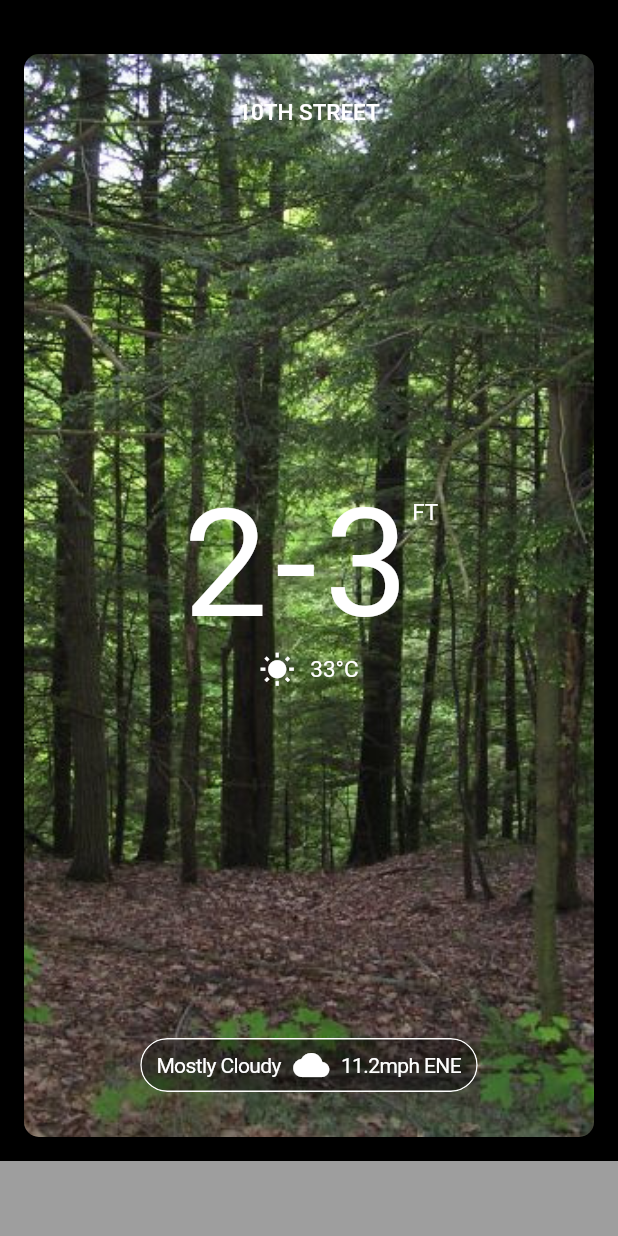
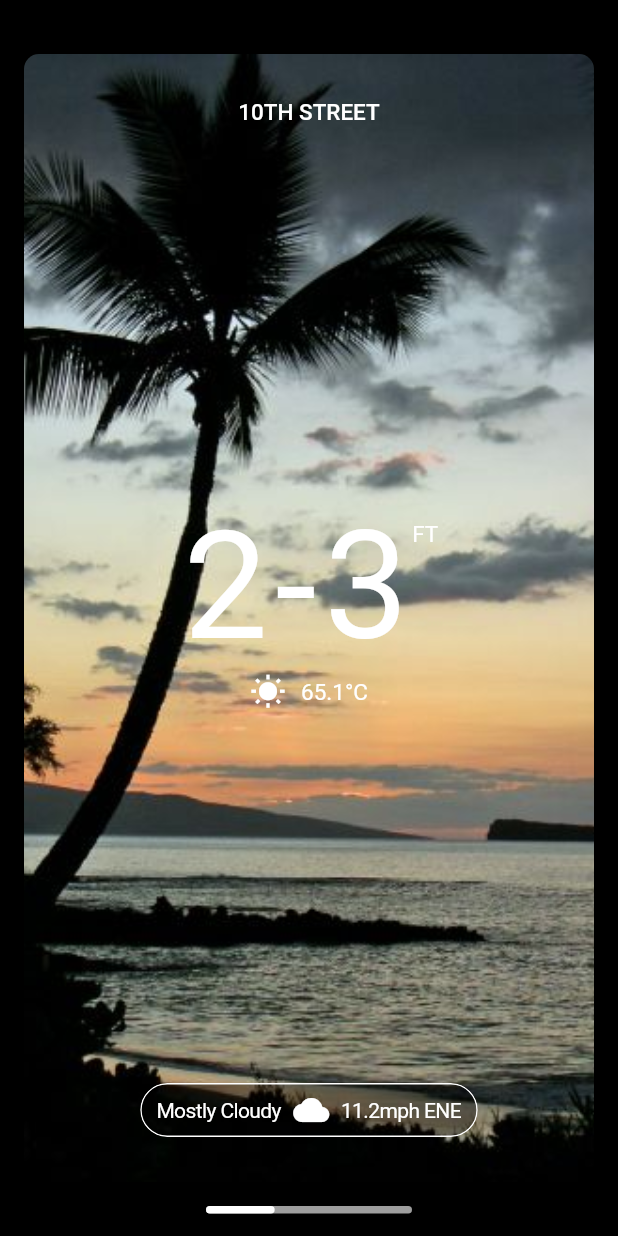
Before and after one commit to user37112898/card_carousel, a Flutter app: the screen it shows after launch, on a phone screen of 412 x 824 dp. Run offline on Flutter 3.47's test engine with Material 2 defaults, Android fonts, the phone set to English and light mode, and no system bars.

Commit message:
updated carousel

```diff
--- /dev/null
+++ b/lib/card_data.dart
@@ -0,0 +1,52 @@
+final List<CardViewModel> demoCards = [
+  new CardViewModel(
+    backdropAssetPath: 'assets/img1.jpg',
+    address: '10TH STREET',
+    minHeightInFeet: 2,
+    maxHeightInFeet: 3,
+    tempInDegrees: 65.1,
+    weatherType: "Mostly Cloudy",
+    windSpeedInMph: 11.2,
+    cardinalDirection: "ENE"
+  ),
+  new CardViewModel(
+    backdropAssetPath: 'assets/img2.jpg',
+    address: '20TH STREET',
+    minHeightInFeet: 3,
+    maxHeightInFeet: 5,
+    tempInDegrees: 45.1,
+    weatherType: "Mostly Sunny",
+    windSpeedInMph: 13.2,
+    cardinalDirection: "NE"
+  ),
+  new CardViewModel(
+    backdropAssetPath: 'assets/img3.jpg',
+    address: '30TH STREET',
+    minHeightInFeet: 1,
+    maxHeightInFeet: 6,
+    tempInDegrees: 55.1,
+    weatherType: "Rainy",
+    windSpeedInMph: 117.2,
+    cardinalDirection: "N"
+  ),
+];
+class CardViewModel {
+  final String backdropAssetPath;
+  final address;
+  final int minHeightInFeet;
+  final int maxHeightInFeet;
+  final double tempInDegrees;
+  final String weatherType;
+  final double windSpeedInMph;
+  final String cardinalDirection;
+  CardViewModel({
+    this.backdropAssetPath,
+    this.address,
+    this.minHeightInFeet,
+    this.maxHeightInFeet,
+    this.tempInDegrees,
+    this.weatherType,
+    this.windSpeedInMph,
+    this.cardinalDirection
+  });
+}
--- a/lib/main.dart
+++ b/lib/main.dart
@@ -1,5 +1,6 @@
 import 'dart:ui';
 
+import 'package:card_carousel/card_data.dart';
 import 'package:flutter/material.dart';
 import 'package:flutter/services.dart';
 
@@ -23,6 +24,7 @@ class MyHomePage extends StatefulWidget {
 }
 
 class _MyHomePageState extends State<MyHomePage> {
+  double scrollingPercent = 0.0;
   @override
   Widget build(BuildContext context) {
     return Scaffold(
@@ -37,13 +39,19 @@ class _MyHomePageState extends State<MyHomePage> {
               ),
 
               Expanded(
-                child: CardFlipper()
+                child: CardFlipper(
+                  cards:demoCards,
+                  onScroll:(double scrollPercent){
+                    setState(() {
+                     this.scrollingPercent = scrollPercent;
+                    });
+                  }
+                )
               ),
 
-              Container(
-                width: double.infinity,
-                height: 50,
-                color: Colors.grey,
+              BottomBar(
+                cardCount:demoCards.length,
+                scrollPercent:scrollingPercent,
               ),
 
             ],
@@ -53,12 +61,17 @@ class _MyHomePageState extends State<MyHomePage> {
 }
 
 class CardFlipper extends StatefulWidget {
+  final List<CardViewModel> cards;
+  final Function(double scrollPercent) onScroll;
+  CardFlipper({
+    this.cards,
+    this.onScroll
+    });
   _CardFlipperState createState() => _CardFlipperState();
 }
 
 class _CardFlipperState extends State<CardFlipper> with TickerProviderStateMixin{
 
-  final numCards = 3;
   double scrollPercent = 0.0;
   Offset startDrag;                       //When we start Dragging
   double startDragPercentScroll;          //Percent when we start Dragging
@@ -73,6 +86,9 @@ class _CardFlipperState extends State<CardFlipper> with TickerProviderStateMixin
     finishScrollController.addListener((){
       setState(() {
        scrollPercent = lerpDouble(finishScrollStart,finishScrollEnd,finishScrollController.value);
+       if(widget.onScroll != null){
+          widget.onScroll(scrollPercent);
+        }
       });
     });
   }
@@ -94,13 +110,16 @@ class _CardFlipperState extends State<CardFlipper> with TickerProviderStateMixin
     final dragDistance = currentDrag.dx - startDrag.dx;
     final singleCardDragPercent = dragDistance/context.size.width;
     setState(() {
-      scrollPercent = (startDragPercentScroll + (-singleCardDragPercent/numCards)).clamp(0.0, 1.0 - (1/numCards));
+      scrollPercent = (startDragPercentScroll + (-singleCardDragPercent/widget.cards.length)).clamp(0.0, 1.0 - (1/widget.cards.length));
+      if(widget.onScroll != null){
+        widget.onScroll(scrollPercent);
+      }
     });
   }
 
   void _onHorizontalDragEnd(DragEndDetails dragEndDetails){
     finishScrollStart =scrollPercent;
-    finishScrollEnd = (scrollPercent*numCards).round()/numCards;
+    finishScrollEnd = (scrollPercent*widget.cards.length).round()/widget.cards.length;
     finishScrollController.forward(from: 0.0);
     setState(() {
      startDrag = null;
@@ -109,20 +128,32 @@ class _CardFlipperState extends State<CardFlipper> with TickerProviderStateMixin
   }
 
   List<Widget> _buildCards(){
-    return [
-      _buildCard(0, 3, scrollPercent),
-      _buildCard(1, 3, scrollPercent),
-      _buildCard(2, 3, scrollPercent),
-    ];
+
+    final cardCount = widget.cards.length;
+    int index = -1;
+    return widget.cards.map((CardViewModel cardViewModel){
+      ++index;
+      return _buildCard(cardViewModel,index, widget.cards.length, scrollPercent);
+    }).toList();
+
+    // return [
+    //   _buildCard(0, 3, scrollPercent),
+    //   _buildCard(1, 3, scrollPercent),
+    //   _buildCard(2, 3, scrollPercent),
+    // ];
   }
 
-  Widget _buildCard(int CardIndex, int CardCount, double ScrollPercent){
+  Widget _buildCard(CardViewModel cardViewModel,int CardIndex, int CardCount, double ScrollPercent){
+    final parallax =scrollPercent - (CardIndex/CardCount);
     final cardScrollPercent = ScrollPercent/(1/CardCount);
     return FractionalTranslation(
       translation: Offset(CardIndex-cardScrollPercent, 0.0),
       child: Padding(
         padding: EdgeInsets.all(16),
-        child: Card(),
+        child: Card(
+          cardViewModel:cardViewModel,
+          parallaxPercent:parallax,
+        ),
       ),
     );
   }
@@ -144,6 +175,10 @@ class _CardFlipperState extends State<CardFlipper> with TickerProviderStateMixin
 }
 
 class Card extends StatelessWidget {
+
+  final CardViewModel cardViewModel;
+  final double parallaxPercent;
+  Card({this.cardViewModel,this.parallaxPercent=0.0});
   @override
   Widget build(BuildContext context) {
     return Container(
@@ -152,14 +187,20 @@ class Card extends StatelessWidget {
         children: <Widget>[
           ClipRRect(
             borderRadius: BorderRadius.circular(10),
-            child: Image.asset('assets/img3.jpg',fit: BoxFit.cover,),
+            child: FractionalTranslation(
+              translation: Offset(parallaxPercent*3, parallaxPercent),
+              child: OverflowBox(
+                maxWidth: double.infinity,
+                child: Image.asset(cardViewModel.backdropAssetPath,fit: BoxFit.cover,),
+              ),
+            ),
           ),
           Padding(
             padding: EdgeInsets.symmetric(vertical: 30),
             child: Column(
             mainAxisAlignment: MainAxisAlignment.spaceBetween,
             children: <Widget>[
-              Text("10TH STREET",style: TextStyle(color: Colors.white,fontSize: 15,fontWeight: FontWeight.w500)),
+              Text(cardViewModel.address,style: TextStyle(color: Colors.white,fontSize: 15,fontWeight: FontWeight.w500)),
               Column(
                 children: <Widget>[
                   Row(
@@ -167,7 +208,7 @@ class Card extends StatelessWidget {
                     mainAxisSize: MainAxisSize.min,
                     crossAxisAlignment: CrossAxisAlignment.start,
                     children: <Widget>[
-                      Text("2-3",style: TextStyle(fontSize: 100,color: Colors.white,letterSpacing: 5),),
+                      Text("${cardViewModel.minHeightInFeet}-${cardViewModel.maxHeightInFeet}",style: TextStyle(fontSize: 100,color: Colors.white,letterSpacing: 5),),
                       Padding(
                         padding: EdgeInsets.fromLTRB(0, 15, 0, 0),
                         child: Text("FT",style: TextStyle(fontSize: 15,color: Colors.white),),
@@ -182,7 +223,7 @@ class Card extends StatelessWidget {
                         padding: EdgeInsets.fromLTRB(0, 0, 10, 0),
                         child: Icon(Icons.wb_sunny,color: Colors.white,),
                       ),
-                      Text("33°C",style: TextStyle(fontSize: 15,color: Colors.white,),),
+                      Text("${cardViewModel.tempInDegrees}°C",style: TextStyle(fontSize: 15,color: Colors.white,),),
                     ]
                   ),
                 ],
@@ -196,9 +237,9 @@ class Card extends StatelessWidget {
                     mainAxisAlignment: MainAxisAlignment.center,
                     mainAxisSize: MainAxisSize.min,
                     children: <Widget>[
-                      Text("Mostly Cloudy",style: TextStyle(color: Colors.white,letterSpacing: -0.4),),
+                      Text(cardViewModel.weatherType,style: TextStyle(color: Colors.white,letterSpacing: -0.4),),
                       Padding(padding: EdgeInsets.symmetric(horizontal: 8),child: Icon(Icons.wb_cloudy,color: Colors.white,),),
-                      Text("11.2mph ENE",style: TextStyle(color: Colors.white,letterSpacing: -0.4)),
+                      Text("${cardViewModel.windSpeedInMph}mph ${cardViewModel.cardinalDirection}",style: TextStyle(color: Colors.white,letterSpacing: -0.4)),
                     ],
                   ),
                 ),
@@ -211,3 +252,108 @@ class Card extends StatelessWidget {
     );
   }
 }
+class BottomBar extends StatelessWidget {
+
+  final int cardCount;
+  final double scrollPercent;
+  BottomBar({Key key,this.cardCount,this.scrollPercent}) : super(key: key);
+
+  @override
+  Widget build(BuildContext context) {
+    return Container(
+      child: Padding(
+        padding: EdgeInsets.only(bottom: 15),
+        child: Row(
+          children: <Widget>[
+            Expanded(
+              child: Center(
+                child: Container(),
+              ),
+            ),
+            Expanded(
+              child: Container(
+                width: double.infinity,
+                height: 5,
+                child: ScrollIndicator(
+                  cardCount:cardCount,
+                  scrollPercent:scrollPercent
+                ),
+              ),
+            ),
+            Expanded(
+              child: Center(
+                child: Container(),
+              ),
+            ),
+          ],
+        ),
+      ),
+    );
+  }
+}
+
+class ScrollIndicator extends StatelessWidget {
+  final int cardCount;
+  final double scrollPercent;
+
+  ScrollIndicator({
+    this.cardCount,
+    this.scrollPercent
+  });
+
+  @override
+  Widget build(BuildContext context) {
+    return CustomPaint(
+      painter: ScrollIndicatorPainter(
+        cardCount:cardCount,
+        scrollPercent:scrollPercent,
+      ),
+      child: Container(),
+    );
+  }
+}
+
+class ScrollIndicatorPainter extends CustomPainter {
+
+  final int cardCount;
+  final double scrollPercent;
+  final Paint trackPaint;
+  final Paint thumbPaint;
+
+  ScrollIndicatorPainter({this.cardCount,this.scrollPercent}):
+  trackPaint = Paint()..color=Colors.grey..style=PaintingStyle.fill,
+  thumbPaint = Paint()..color=Colors.white..style=PaintingStyle.fill;
+
+  @override
+  void paint(Canvas canvas, Size size) {
+    canvas.drawRRect(
+      RRect.fromRectAndCorners(
+        Rect.fromLTWH(0.0, 0.0, size.width, size.height),
+        topLeft: Radius.circular(3.0),
+        topRight: Radius.circular(3.0),
+        bottomLeft: Radius.circular(3.0),
+        bottomRight: Radius.circular(3.0),
+      ),
+      trackPaint
+    );
+
+    double thumbLeft = scrollPercent * size.width;
+    final thumbWidth = size.width/cardCount;
+    canvas.drawRRect(
+      RRect.fromRectAndCorners(
+        Rect.fromLTWH(thumbLeft, 0.0, thumbWidth, size.height),
+        topLeft: Radius.circular(3.0),
+        topRight: Radius.circular(3.0),
+        bottomLeft: Radius.circular(3.0),
+        bottomRight: Radius.circular(3.0),
+      ),
+      thumbPaint
+    );
+  }
+
+  @override
+  bool shouldRepaint(ScrollIndicatorPainter oldDelegate) => false;
+
+  // @override
+  // bool shouldRebuildSemantics(ScrollIndicatorPainter oldDelegate) => false;
+}
```
